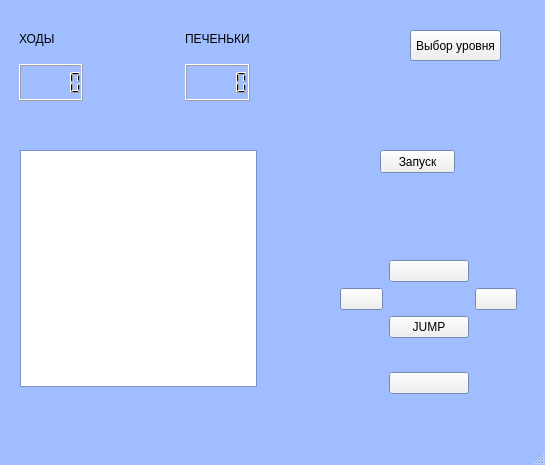
Old version of the form cookies/cookies/level.ui in the repository ddzhambekova/dzhambekova_d_o.
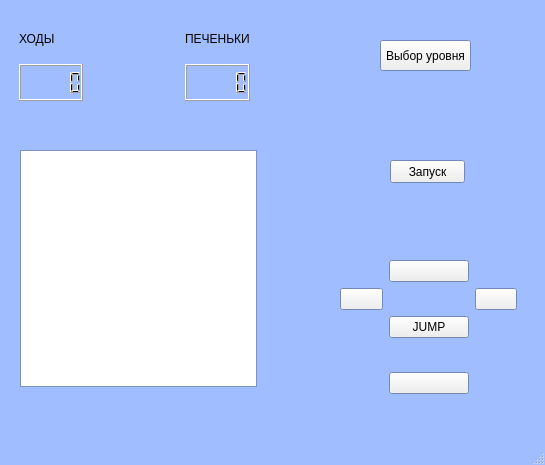
New version of the form. Icons and pictures are not drawn.

The edit to the form file:
```diff
--- a/cookies/cookies/level.ui
+++ b/cookies/cookies/level.ui
@@ -220,8 +220,8 @@
    <widget class="QPushButton" name="backToChoose">
     <property name="geometry">
      <rect>
-      <x>410</x>
-      <y>30</y>
+      <x>380</x>
+      <y>40</y>
       <width>91</width>
       <height>31</height>
      </rect>
@@ -261,8 +261,8 @@
    <widget class="QPushButton" name="startMoveButton">
     <property name="geometry">
      <rect>
-      <x>380</x>
-      <y>150</y>
+      <x>390</x>
+      <y>160</y>
       <width>75</width>
       <height>23</height>
      </rect>
```
